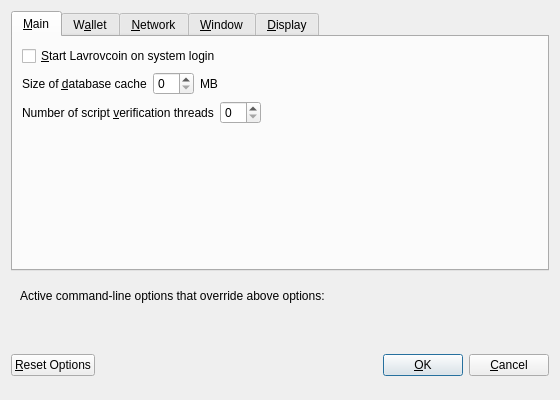
First picture: the form in src/qt/forms/optionsdialog.ui, repository Briliantcoin/briliantcoin-last, before the edit.
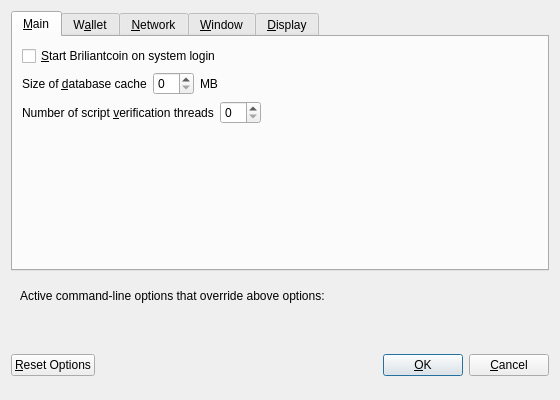
Second picture: the form after the edit. Custom widgets are drawn as their Qt base class.

The edit to the form file:
```diff
--- a/src/qt/forms/optionsdialog.ui
+++ b/src/qt/forms/optionsdialog.ui
@@ -33,7 +33,7 @@
           <string>Automatically start Lavrovcoin after logging in to the system.</string>
          </property>
          <property name="text">
-          <string>&amp;Start Lavrovcoin on system login</string>
+          <string>&amp;Start Briliantcoin on system login</string>
          </property>
         </widget>
        </item>
```
Left out of the diff: 8 changed lines with no effect on the pictures.
